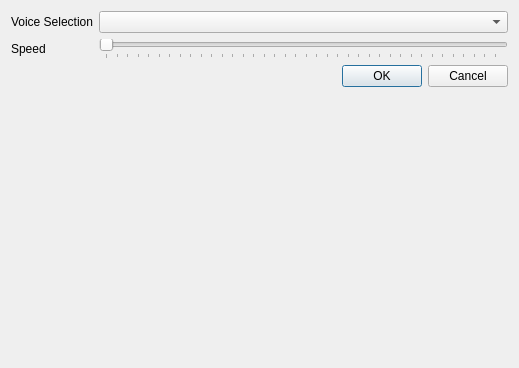
First picture: the form in Settings.ui, repository katrindaet/ChallengePetra2022, before the edit.
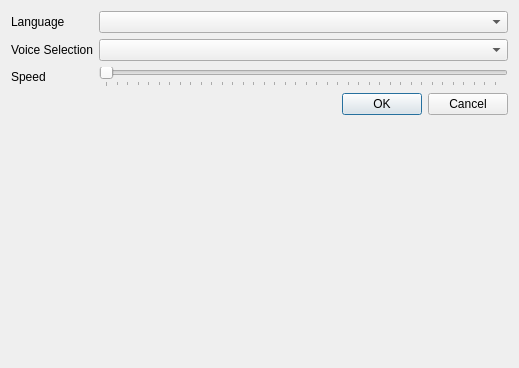
Second picture: the form after the edit.

Commit message: main settings saving

```diff
--- a/Settings.ui
+++ b/Settings.ui
@@ -14,24 +14,24 @@
    <string>Dialog</string>
   </property>
   <layout class="QFormLayout" name="formLayout_2">
-   <item row="7" column="0">
+   <item row="11" column="0">
     <widget class="QLabel" name="label_2">
      <property name="text">
       <string>Speed</string>
      </property>
     </widget>
    </item>
-   <item row="5" column="0">
+   <item row="6" column="0">
     <widget class="QLabel" name="label">
      <property name="text">
       <string>Voice Selection</string>
      </property>
     </widget>
    </item>
-   <item row="5" column="1">
+   <item row="6" column="1">
     <widget class="QComboBox" name="comboBox"/>
    </item>
-   <item row="7" column="1">
+   <item row="11" column="1">
     <widget class="QSlider" name="horizontalSlider">
      <property name="minimum">
       <number>25</number>
@@ -47,7 +47,7 @@
      </property>
     </widget>
    </item>
-   <item row="8" column="1">
+   <item row="12" column="1">
     <widget class="QDialogButtonBox" name="buttonBox">
      <property name="orientation">
       <enum>Qt::Horizontal</enum>
@@ -57,6 +57,16 @@
      </property>
     </widget>
    </item>
+   <item row="5" column="1">
+    <widget class="QComboBox" name="comboBox_2"/>
+   </item>
+   <item row="5" column="0">
+    <widget class="QLabel" name="label_3">
+     <property name="text">
+      <string>Language</string>
+     </property>
+    </widget>
+   </item>
   </layout>
  </widget>
  <resources/>
```
The commit also changes 2 other files.
